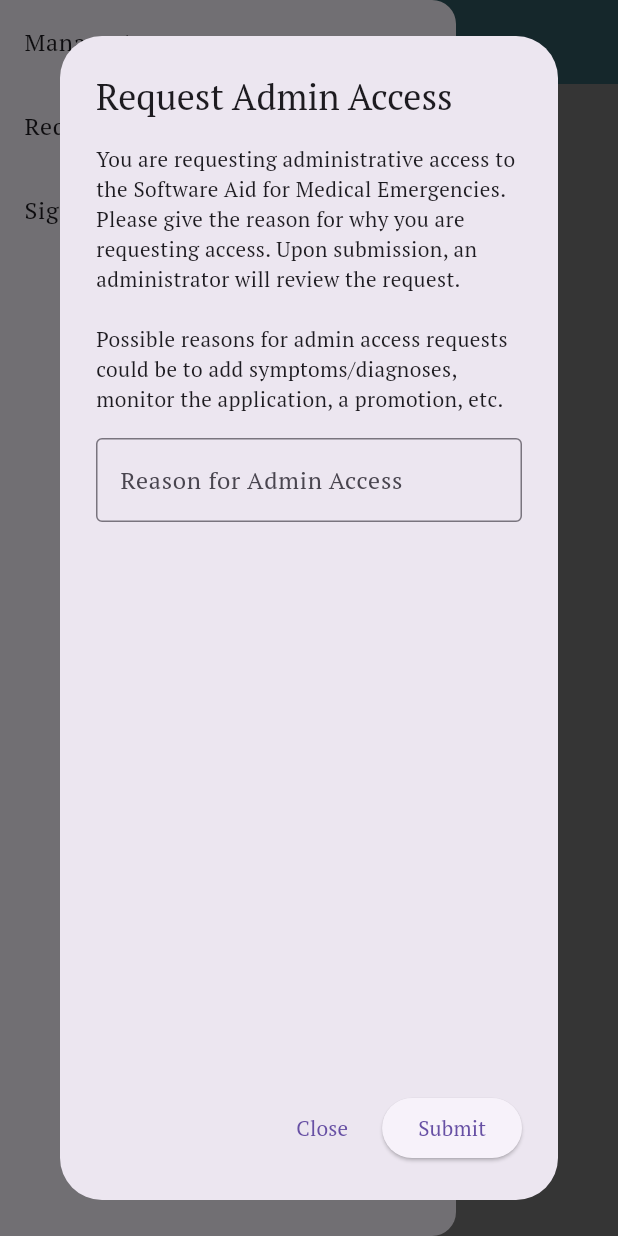
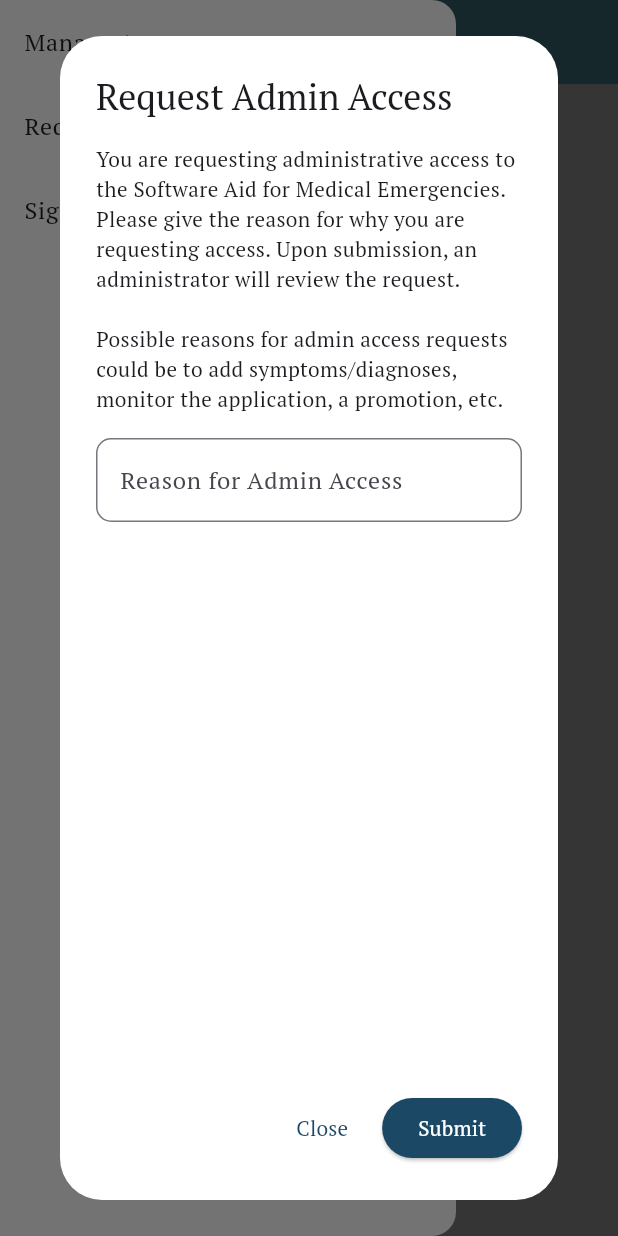
Before and after one commit to harshithlanka3/SAME-3311, a Flutter app: the UserHome screen opened directly, in the side drawer, after a tap on "Request Admin Access", on a phone screen of 412 x 824 dp. Run offline on Flutter 3.47's test engine with Material 3 defaults, Android fonts, the phone set to English and light mode, and no system bars; our stand-ins replace firebase_auth, firebase_core, firebase_database, fluttertoast, image_picker, multi_select_flutter; accounts and stored records are empty; network calls fail.

Commit message:
little UI things

```diff
--- a/frontend/s_a_m_e/lib/admin.dart
+++ b/frontend/s_a_m_e/lib/admin.dart
@@ -19,6 +19,7 @@ Widget build(BuildContext context) {
       title: const Text('S.A.M.E'),
     ),
     drawer: Drawer(
+      backgroundColor: background,
       child: ListView(
         children: <Widget>[
           ListTile(
--- a/frontend/s_a_m_e/lib/user_home.dart
+++ b/frontend/s_a_m_e/lib/user_home.dart
@@ -23,6 +23,7 @@ class UserHome extends StatelessWidget {
           builder: (BuildContext context, StateSetter setState) {
             return AlertDialog(
               title: const Text('Request Admin Access'),
+              backgroundColor: white,
               content: Column(
                 children: <Widget>[
                   Text(adminAccesss),
@@ -81,9 +82,12 @@ class UserHome extends StatelessWidget {
                   const SizedBox(height: 16), // Add some spacing
                   TextField(
                     controller: reasonForAdminAccess,
-                    decoration: InputDecoration(
+                    decoration: const InputDecoration(
                       labelText: 'Reason for Admin Access',
-                      border: OutlineInputBorder(),
+                      border: OutlineInputBorder(
+                        borderRadius: BorderRadius.all(Radius.circular(10)),
+                        borderSide: BorderSide(color: navy)
+                      ),
                     ),
                   ),
                 ],
@@ -93,9 +97,10 @@ class UserHome extends StatelessWidget {
                   onPressed: () {
                     Navigator.of(context).pop();
                   },
-                  child: Text('Close'),
+                  child: const Text('Close', style: TextStyle(color: navy)),
                 ),
                 ElevatedButton(
+                  style: ButtonStyle(backgroundColor: MaterialStateProperty.all<Color>(navy)),
                   onPressed: () {
                     if (reasonForAdminAccess.text.isNotEmpty) {
                       FirebaseAuth auth = FirebaseAuth.instance;
@@ -114,7 +119,7 @@ class UserHome extends StatelessWidget {
                         context: context,
                         builder: (BuildContext context) {
                           return AlertDialog(
-                            title: Text('Error'),
+                            title: const Text('Error'),
                             content: Text('Please choose an option and give a reason.'),
                             actions: [
                               TextButton(
@@ -129,7 +134,7 @@ class UserHome extends StatelessWidget {
                       );
                     }
                   },
-                  child: Text('Submit'),
+                  child: const Text('Submit', style: TextStyle(color: white)),
                 ),
               ],
             );
@@ -146,6 +151,7 @@ Widget build(BuildContext context) {
       title: const Text('S.A.M.E'),
     ),
     drawer: Drawer(
+      backgroundColor: background,
       child: ListView(
         children: <Widget>[
           ListTile(
```
Also changed, not shown: frontend/s_a_m_e/lib/view_accounts.dart (+5 -3 lines).
